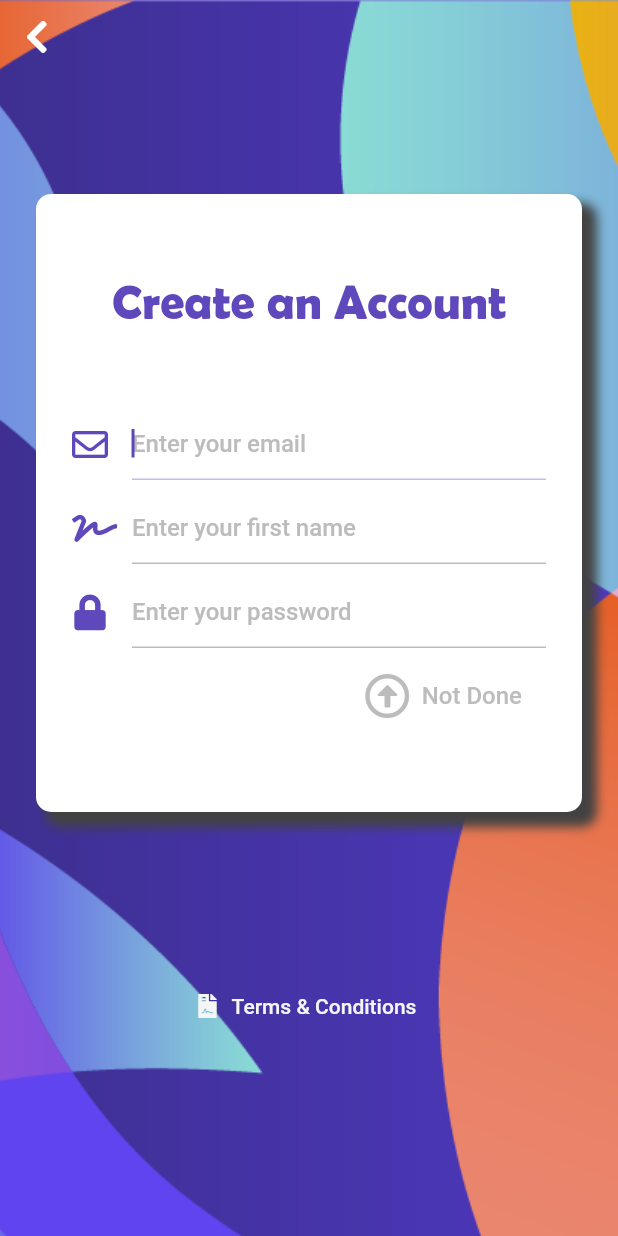
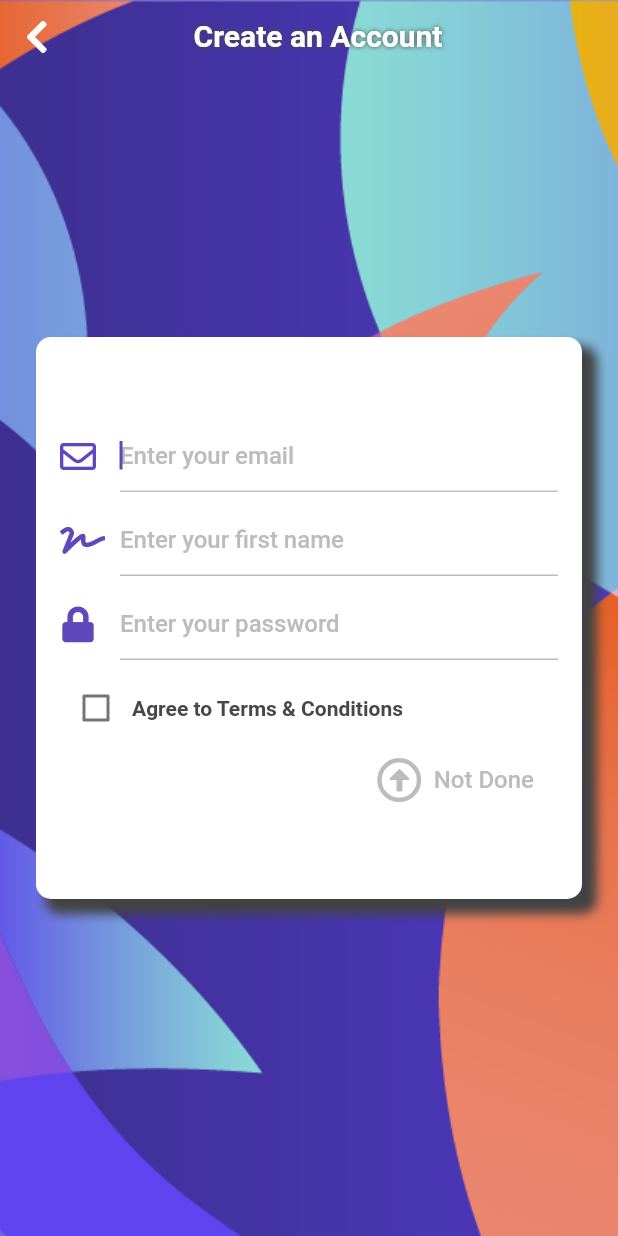
Before and after one commit to TVCCYA/HereMe, a Flutter app: the screen it shows after launch, after a tap on "Sign Up", on a phone screen of 412 x 824 dp. Run offline on Flutter 3.47's test engine with Material 2 defaults, Android fonts, the light colour scheme and no system bars; our stand-ins replace cached_network_image, cloud_firestore, firebase_auth, firebase_messaging, firebase_storage, flushbar and 9 more; missing offline and left inert: animator, circle_wheel_scroll, geoflutterfire, launch_review, time_ago_provider; accounts and stored records are empty; network calls fail; Roboto replaces fonts that are missing (Avenir).

Commit message:
changed sign up still need to change rest of registration trying to get this to run on android

```diff
--- a/hereme_flutter/lib/home/home.dart
+++ b/hereme_flutter/lib/home/home.dart
@@ -1,6 +1,5 @@
 import 'dart:async';
 import 'dart:io';
-import 'package:admob_flutter/admob_flutter.dart';
 import 'package:firebase_messaging/firebase_messaging.dart';
 import 'package:flutter/material.dart';
 import 'package:flutter/rendering.dart';
@@ -67,13 +66,13 @@ class _HomeState extends State<Home> with AutomaticKeepAliveClientMixin<Home> {
   bool pageLoading = true;
   List<String> blockedUids = [];
 
-  initializeAd() {
-    if (Platform.isIOS) {
-      Admob.initialize('ca-app-pub-5239326709670732~5739030234');
-    } else {
-      Admob.initialize('ca-app-pub-5239326709670732~3954004336');
-    }
-  }
+//  initializeAd() {
+//    if (Platform.isIOS) {
+//      Admob.initialize('ca-app-pub-5239326709670732~5739030234');
+//    } else {
+//      Admob.initialize('ca-app-pub-5239326709670732~3954004336');
+//    }
+//  }
 
   @override
   void initState() {
@@ -81,7 +80,6 @@ class _HomeState extends State<Home> with AutomaticKeepAliveClientMixin<Home> {
     if (_isAuth) {
       getTopTotalViewedUsers();
     }
-    initializeAd();
   }
 
   @override
--- a/hereme_flutter/lib/registration/sign_up.dart
+++ b/hereme_flutter/lib/registration/sign_up.dart
@@ -20,7 +20,8 @@ class _SignUpState extends State<SignUp> {
   String firstName;
   String email;
   String password;
-  bool _isButtonDisabled;
+  bool _isButtonDisabled = true;
+  bool _agreed = false;
 
   final _firstNameFocus = FocusNode();
   final _emailFocus = FocusNode();
@@ -28,14 +29,11 @@ class _SignUpState extends State<SignUp> {
 
   bool showSpinner = false;
 
-  @override
-  void initState() {
-    super.initState();
-    _isButtonDisabled = true;
-  }
-
-  void isTextFieldValid() {
-    if (email.isNotEmpty && password.isNotEmpty && firstName.isNotEmpty) {
+  void isValid() {
+    if (email.isNotEmpty &&
+        password.isNotEmpty &&
+        firstName.isNotEmpty &&
+        _agreed == true) {
       setState(() {
         _isButtonDisabled = false;
       });
@@ -53,7 +51,7 @@ class _SignUpState extends State<SignUp> {
     double screenHeight = MediaQuery.of(context).size.height;
 
     return Scaffold(
-      resizeToAvoidBottomInset: false,
+//      resizeToAvoidBottomInset: false,
       body: Container(
         constraints: BoxConstraints.expand(),
         decoration: BoxDecoration(
@@ -81,6 +79,30 @@ class _SignUpState extends State<SignUp> {
                   ),
                 ),
               ),
+              Align(
+                alignment: Alignment.topCenter,
+                child: Padding(
+                  padding: const EdgeInsets.only(left: 12.0, top: 12.0),
+                  child: GestureDetector(
+                    behavior: HitTestBehavior.translucent,
+                    onTap: () => Navigator.pop(context),
+                    child: Text(
+                      'Create an Account',
+                      style: kAppBarTextStyle.copyWith(
+                        color: Colors.white,
+                        fontSize: 20,
+                        shadows: [
+                          Shadow(
+                            blurRadius: 4.0,
+                            color: kColorBlack71,
+//                        offset: Offset(5.0, 5.0),
+                          ),
+                        ],
+                      ),
+                    ),
+                  ),
+                ),
+              ),
               ModalProgressHUD(
                 inAsyncCall: showSpinner,
                 progressIndicator: CircularProgressIndicator(
@@ -99,7 +121,7 @@ class _SignUpState extends State<SignUp> {
                         crossAxisAlignment: CrossAxisAlignment.center,
                         children: <Widget>[
                           Container(
-                            height: screenHeight / 2,
+                            height: screenHeight / 2.2,
                             decoration: BoxDecoration(
                               color: Colors.white,
                               borderRadius:
@@ -119,17 +141,10 @@ class _SignUpState extends State<SignUp> {
                               ],
                             ),
                             child: Padding(
-                              padding: EdgeInsets.symmetric(horizontal: 24.0),
+                              padding: EdgeInsets.symmetric(horizontal: 16.0),
                               child: Column(
-                                mainAxisAlignment:
-                                    MainAxisAlignment.spaceEvenly,
-                                children: <Widget>[
-                                  Text(
-                                    'Create an Account',
-                                    textAlign: TextAlign.center,
-                                    style: kRegistrationPurpleTextStyle,
-                                  ),
-                                  Column(
+                                mainAxisAlignment: MainAxisAlignment.center,
+//                                crossAxisAlignment: CrossAxisAlignment.center,
                                 children: <Widget>[
                                   ReusableRegistrationTextField(
                                     hintText: 'Enter your email',
@@ -144,7 +159,7 @@ class _SignUpState extends State<SignUp> {
                                     },
                                     onChanged: (value) {
                                       email = value;
-                                          isTextFieldValid();
+                                      isValid();
                                     },
                                   ),
                                   SizedBox(height: 8.0),
@@ -160,7 +175,7 @@ class _SignUpState extends State<SignUp> {
                                     },
                                     onChanged: (value) {
                                       firstName = value;
-                                          isTextFieldValid();
+                                      isValid();
                                     },
                                   ),
                                   SizedBox(height: 8.0),
@@ -178,10 +193,37 @@ class _SignUpState extends State<SignUp> {
                                     },
                                     onChanged: (value) {
                                       password = value;
-                                          isTextFieldValid();
+                                      isValid();
                                     },
                                   ),
                                   SizedBox(height: 8.0),
+                                  Row(
+                                    mainAxisAlignment:
+                                        MainAxisAlignment.start,
+                                    children: <Widget>[
+                                      Checkbox(
+                                        activeColor: kColorPurple,
+                                        value: _agreed,
+                                        onChanged: (value) {
+                                          setState(() {
+                                            _agreed = value;
+                                          });
+                                          isValid();
+                                        },
+                                      ),
+                                      FlatButton(
+                                        padding: EdgeInsets.all(0.0),
+                                        onPressed: _launchURL,
+                                        splashColor: Colors.grey[200],
+                                        highlightColor: Colors.transparent,
+                                        child: Text(
+                                          'Agree to Terms & Conditions',
+                                          style: kAppBarTextStyle.copyWith(
+                                              fontSize: 14.0),
+                                        ),
+                                      ),
+                                    ],
+                                  ),
                                   Align(
                                     alignment: Alignment.topRight,
                                     child: FlatButton.icon(
@@ -214,23 +256,6 @@ class _SignUpState extends State<SignUp> {
                                   ),
                                 ],
                               ),
-                                ],
-                              ),
-                            ),
-                          ),
-                          FlatButton.icon(
-                            onPressed: _launchURL,
-                            splashColor: kColorBlue,
-                            highlightColor: Colors.transparent,
-                            icon: Icon(
-                              FontAwesomeIcons.fileContract,
-                              color: kColorOffWhite,
-                              size: 16.0,
-                            ),
-                            label: Text(
-                              'Terms & Conditions',
-                              style: kDefaultTextStyle.copyWith(
-                                  color: kColorOffWhite, fontSize: 14.0),
                             ),
                           ),
                         ],
@@ -305,7 +330,7 @@ class _SignUpState extends State<SignUp> {
   _saveUserSharedPref() async {
     SharedPreferences prefs = await SharedPreferences.getInstance();
     FirebaseUser user = await FirebaseAuth.instance.currentUser();
-    await prefs.setString('username', firstName);
+    await prefs.setString('username', firstName.trim());
     await prefs.setString('uid', user.uid);
   }
 
--- a/hereme_flutter/lib/user_profile/profile.dart
+++ b/hereme_flutter/lib/user_profile/profile.dart
@@ -1,4 +1,3 @@
-import 'package:admob_flutter/admob_flutter.dart';
 import 'package:flutter/material.dart';
 import 'dart:io';
 import 'dart:async';
--- a/hereme_flutter/pubspec.yaml
+++ b/hereme_flutter/pubspec.yaml
@@ -41,7 +41,6 @@ dependencies:
   share: ^0.6.3+1
   firebase_messaging: ^5.1.8
   firebase_admob: ^0.9.0+9
-  admob_flutter: ^0.3.1
 
 dev_dependencies:
   flutter_test:
```
Also changed, not shown: 3 other files. Lines whose indentation alone changed are shown as unchanged.
